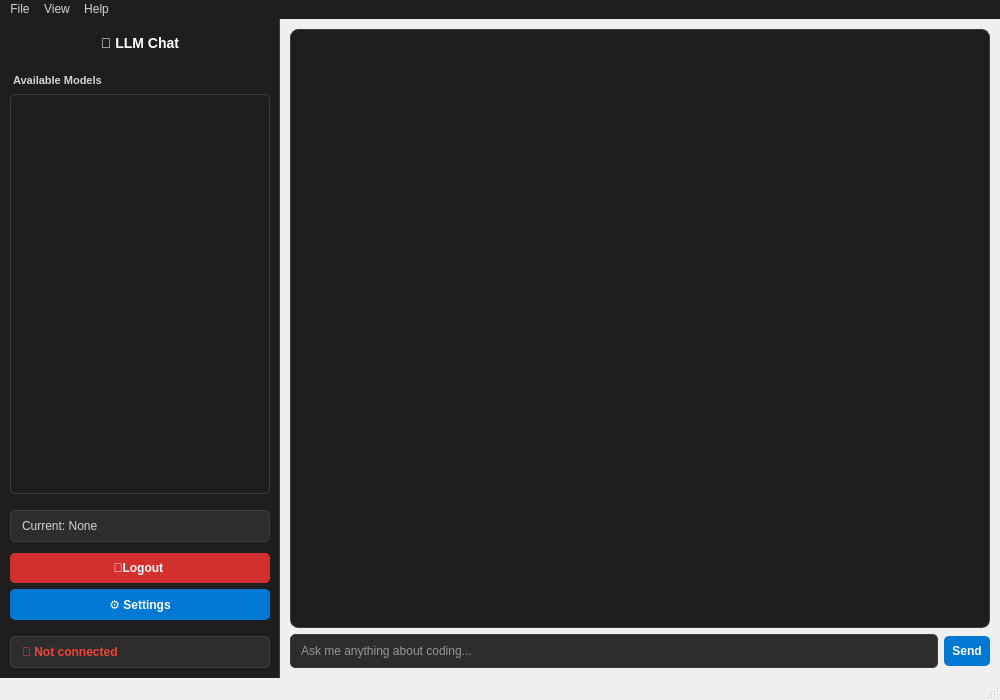
Qt form ui_designer/main_window.ui (Arean82/llm_chat_app) before a commit.
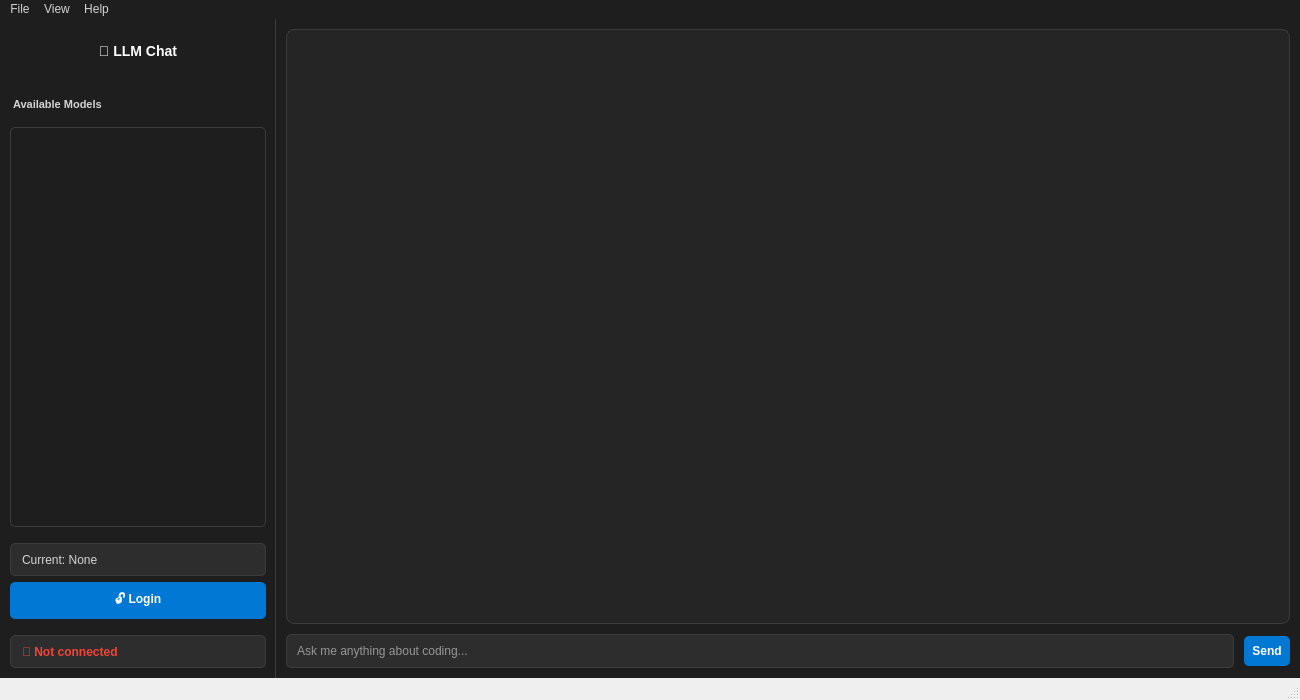
The same form after that commit.

Commit message: Refactor UI components and chat worker for improved functionality and styling

```diff
--- a/ui_designer/main_window.ui
+++ b/ui_designer/main_window.ui
@@ -6,7 +6,7 @@
    <rect>
     <x>0</x>
     <y>0</y>
-    <width>1000</width>
+    <width>1300</width>
     <height>700</height>
    </rect>
   </property>
@@ -20,7 +20,7 @@
    <string>LLM Chat App - NVIDIA NIM</string>
   </property>
   <widget class="QWidget" name="centralwidget">
-   <layout class="QHBoxLayout" name="main_layout" stretch="3,7">
+   <layout class="QHBoxLayout" name="main_layout" stretch="0,1">
     <property name="spacing">
      <number>0</number>
     </property>
@@ -151,30 +151,6 @@
          </property>
         </widget>
        </item>
-       <item>
-        <widget class="QPushButton" name="logout_btn">
-         <property name="styleSheet">
-          <string notr="true">QPushButton {
-    background-color: #d32f2f;
-    border: none;
-    border-radius: 5px;
-    padding: 8px;
-    color: white;
-    font-weight: bold;
-    margin-top: 5px;
-}
-QPushButton:hover {
-    background-color: #b71c1c;
-}
-QPushButton:pressed {
-    background-color: #9a0007;
-}</string>
-         </property>
-         <property name="text">
-          <string>🚪Logout </string>
-         </property>
-        </widget>
-       </item>
        <item>
         <widget class="QPushButton" name="settings_btn">
          <property name="styleSheet">
@@ -194,7 +170,7 @@
 }</string>
          </property>
          <property name="text">
-          <string>⚙️ Settings</string>
+          <string>🔓 Login</string>
          </property>
         </widget>
        </item>
@@ -221,12 +197,21 @@
     </item>
     <item>
      <widget class="QWidget" name="chat_area" native="true">
+      <property name="sizePolicy">
+       <sizepolicy hsizetype="Expanding" vsizetype="Expanding">
+        <horstretch>0</horstretch>
+        <verstretch>0</verstretch>
+       </sizepolicy>
+      </property>
       <property name="styleSheet">
-       <string notr="true">#chat-area {
-    background-color: #252526;
+       <string notr="true">#chat_area {
+    background-color: #1e1e1e;
 }</string>
       </property>
-      <layout class="QVBoxLayout" name="chat_layout">
+      <layout class="QVBoxLayout" name="chat_layout" stretch="1,0">
+       <property name="spacing">
+        <number>10</number>
+       </property>
        <property name="leftMargin">
         <number>10</number>
        </property>
@@ -249,11 +234,11 @@
          </property>
          <property name="styleSheet">
           <string notr="true">QTextEdit {
-    background-color: #1e1e1e;
+    background-color: #252526;
     color: #d4d4d4;
     border: 1px solid #3c3c3c;
     border-radius: 8px;
-    padding: 10px;
+    padding: 15px;
 }</string>
          </property>
          <property name="readOnly">
@@ -321,12 +306,13 @@
     </item>
    </layout>
   </widget>
+  <widget class="QStatusBar" name="statusbar"/>
   <widget class="QMenuBar" name="menubar">
    <property name="geometry">
     <rect>
      <x>0</x>
      <y>0</y>
-     <width>1000</width>
+     <width>1300</width>
      <height>22</height>
     </rect>
    </property>
@@ -373,7 +359,6 @@
    <addaction name="menuView"/>
    <addaction name="menuHelp"/>
   </widget>
-  <widget class="QStatusBar" name="statusbar"/>
   <action name="actionNew_Conversation">
    <property name="text">
     <string>New Conversation</string>
```
The commit also changes 3 other files.
